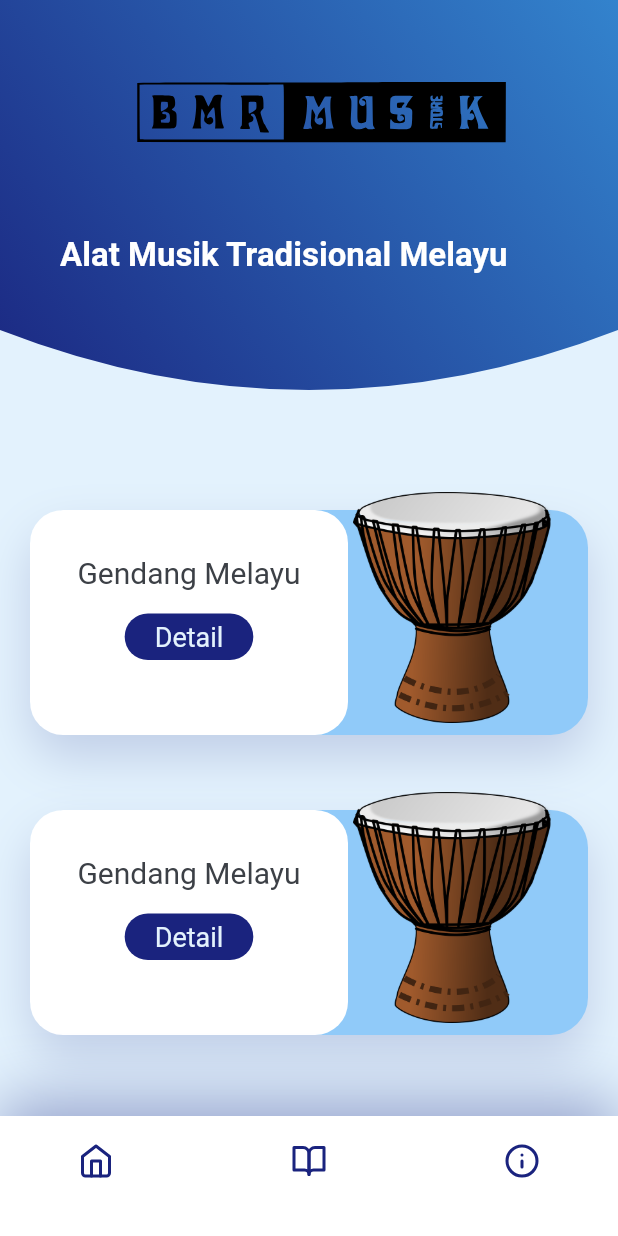
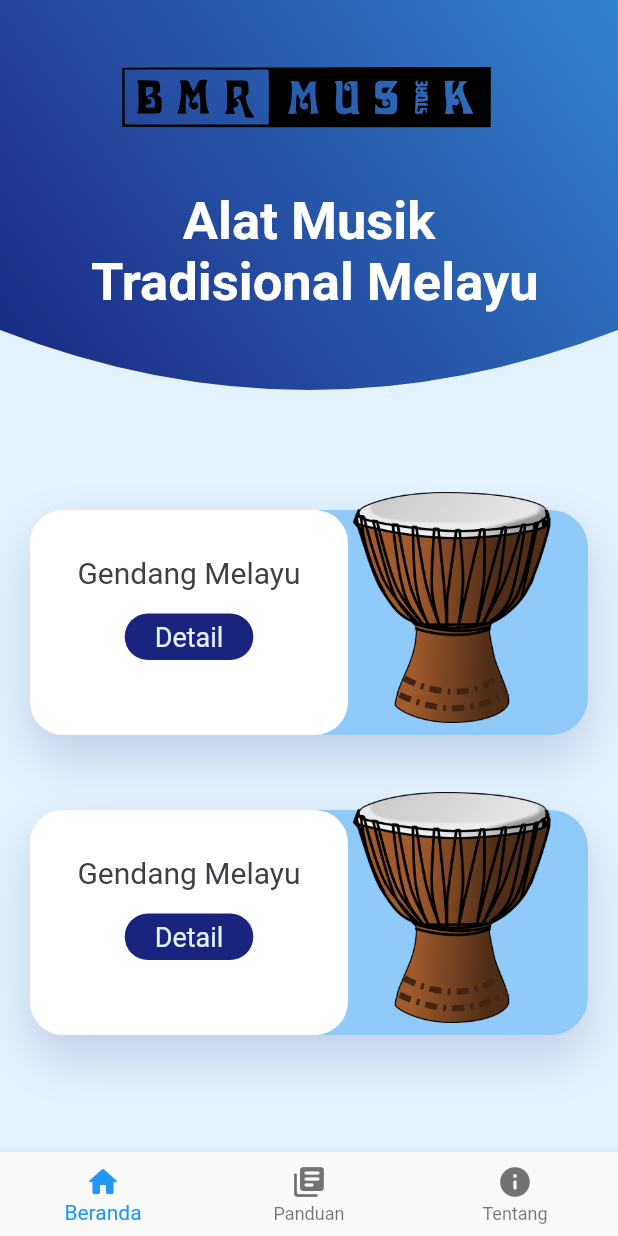
Before and after one commit to ellen1tic/markerless-flutter, a Flutter app: the screen it shows after launch, on a phone screen of 412 x 824 dp. Run offline on Flutter 3.47's test engine with Material 2 defaults, Android fonts, the light colour scheme and no system bars; our stand-ins replace flutter_svg; Roboto replaces fonts that are missing (Poppins).

Commit message:
fix bug and add bottom bar

```diff
--- a/lib/body.dart
+++ b/lib/body.dart
@@ -1,5 +1,3 @@
-import 'package:app2/bottomnav.dart';
-import 'package:app2/main.dart';
 import 'package:flutter/material.dart';
 import 'package:app2/constants.dart';
 import 'package:app2/jenisalatmusik.dart';
@@ -14,7 +12,7 @@ class Body extends StatelessWidget {
       child: Column(
         children: <Widget>[
           //buat background body
-          Homescreen(),
+          HomeScreen(),
           SizedBox(height: kDefaultPadding / 6),
           Expanded(
             child: Stack(
--- a/lib/bottomnav.dart
+++ b/lib/bottomnav.dart
@@ -1,78 +1,90 @@
-import 'package:app2/constants.dart';
+import 'package:app2/homescreen.dart';
 import 'package:flutter/material.dart';
-import 'package:flutter_svg/svg.dart';
+// import 'package:flutter_svg/svg.dart';
 
 class BottomNav extends StatefulWidget {
-  // const BottomNav({
-  //   Key key,
-  // }) : super(key: key);
+  int currentIndex = 0;
+  final changeIndexParent;
+
+  BottomNav({Key key, this.currentIndex, this.changeIndexParent});
 
   @override
   _BottomNavigationState createState() => _BottomNavigationState();
 }
 
 class _BottomNavigationState extends State<BottomNav> {
+  final tabs = <Widget>[
+    HomeScreen(),
+    Text("Hai"),
+  ];
   @override
   Widget build(BuildContext context) {
     // padding: const EdgeInsets.all(12.0),
-//     return BottomNavigationBar(
-//       items: [
-//         BottomNavigationBarItem(
-//           icon: Icon(Icons.home_rounded),
-//           label: 'Beranda',
-//           backgroundColor: Color(0xFF3383CD),
-//         ),
-//         BottomNavigationBarItem(
-//           icon: Icon(Icons.library_books_rounded),
-//           label: 'Panduan',
-//           backgroundColor: Colors.purpleAccent,
-//         ),
-//         BottomNavigationBarItem(
-//           icon: Icon(Icons.info_rounded),
-//           label: 'Tentang',
-//           backgroundColor: Color(0xFF3383CD),
-//         ),
-//       ],
-//     );
+    return BottomNavigationBar(
+      currentIndex: widget.currentIndex,
+      type: BottomNavigationBarType.fixed,
+      iconSize: 24,
+      items: [
+        BottomNavigationBarItem(
+          icon: Icon(Icons.home_rounded),
+          label: 'Beranda',
+          backgroundColor: Colors.blue,
+        ),
+        BottomNavigationBarItem(
+          icon: Icon(Icons.library_books_rounded),
+          label: 'Panduan',
+          backgroundColor: Colors.red,
+        ),
+        BottomNavigationBarItem(
+          icon: Icon(Icons.info_rounded),
+          label: 'Tentang',
+          backgroundColor: Colors.amber,
+        ),
+      ],
+      onTap: (index) {
+        widget.changeIndexParent(index);
+        setState(() {});
+      },
+    );
 //   }
 // }
 
 // }import 'package:flutter/material.dart';
 
-    return Container(
-      padding: EdgeInsets.only(
-        left: kDefaultPadding * 2,
-        right: kDefaultPadding * 2,
-        bottom: kDefaultPadding,
-      ),
-      height: 80,
-      decoration: BoxDecoration(
-        color: Colors.white,
-        boxShadow: [
-          BoxShadow(
-            offset: Offset(0, -10),
-            blurRadius: 35,
-            color: kPrimaryColor.withOpacity(0.38),
-          ),
-        ],
-      ),
-      child: Row(
-        mainAxisAlignment: MainAxisAlignment.spaceBetween,
-        children: <Widget>[
-          IconButton(
-            icon: SvgPicture.asset("assets/icons/beranda.svg"),
-            onPressed: () {},
-          ),
-          IconButton(
-            icon: SvgPicture.asset("assets/icons/panduan.svg"),
-            onPressed: () {},
-          ),
-          IconButton(
-            icon: SvgPicture.asset("assets/icons/tentang.svg"),
-            onPressed: () {},
-          ),
-        ],
-      ),
-    );
+    // return Container(
+    //   padding: EdgeInsets.only(
+    //     left: kDefaultPadding * 2,
+    //     right: kDefaultPadding * 2,
+    //     bottom: kDefaultPadding,
+    //   ),
+    //   height: 80,
+    //   decoration: BoxDecoration(
+    //     color: Colors.white,
+    //     boxShadow: [
+    //       BoxShadow(
+    //         offset: Offset(0, -10),
+    //         blurRadius: 35,
+    //         color: kPrimaryColor.withOpacity(0.38),
+    //       ),
+    //     ],
+    //   ),
+    //   child: Row(
+    //     mainAxisAlignment: MainAxisAlignment.spaceBetween,
+    //     children: <Widget>[
+    //       IconButton(
+    //         icon: SvgPicture.asset("assets/icons/beranda.svg"),
+    //         onPressed: () {},
+    //       ),
+    //       IconButton(
+    //         icon: SvgPicture.asset("assets/icons/panduan.svg"),
+    //         onPressed: () {},
+    //       ),
+    //       IconButton(
+    //         icon: SvgPicture.asset("assets/icons/tentang.svg"),
+    //         onPressed: () {},
+    //       ),
+    //     ],
+    //   ),
+    // );
   }
 }
--- a/lib/constants.dart
+++ b/lib/constants.dart
@@ -10,7 +10,7 @@ const kBodyTextColor = Color(0xFF4B4B4B);
 
 // Text Style
 const kHeadingTextStyle = TextStyle(
-  fontSize: 22,
+  fontSize: 35,
   fontWeight: FontWeight.w600,
 );
 
--- a/lib/header.dart
+++ b/lib/header.dart
@@ -8,7 +8,11 @@ class Header extends StatelessWidget {
     return ClipPath(
       clipper: MyClipper(),
       child: Container(
-        padding: EdgeInsets.only(left: 40, top: 50, right: 20),
+        padding: EdgeInsets.only(
+          top: 40,
+          left: 20,
+          right: 20,
+        ),
         height: 300,
         width: double.infinity,
         decoration: BoxDecoration(
@@ -24,21 +28,23 @@ class Header extends StatelessWidget {
         ),
         child: Column(
           // crossAxisAlignment: CrossAxisAlignment.start,
-          mainAxisAlignment: MainAxisAlignment.start,
+          mainAxisAlignment: MainAxisAlignment.center,
           children: <Widget>[
             Align(
               // alignment: Alignment.topRight,
               // child: SvgPicture.asset("assets/icons/logobmr.svg"),
               child: SvgPicture.asset("assets/icons/logobmr3.svg"),
             ),
-            SizedBox(height: 20),
+            // SizedBox(height: 20),
             Expanded(
               child: Stack(
                 children: <Widget>[
-                  Positioned(
-                    top: 40,
+                  Container(
+                    margin: EdgeInsets.only(top: 40),
                     child: Text(
-                      "Alat Musik Tradisional Melayu",
+                      "Alat Musik \n Tradisional Melayu",
+                      softWrap: true,
+                      textAlign: TextAlign.center,
                       style: kHeadingTextStyle.copyWith(
                         color: Colors.white,
                       ),
--- a/lib/homescreen.dart
+++ b/lib/homescreen.dart
@@ -1,22 +1,38 @@
 import 'package:app2/bottomnav.dart';
-import 'package:app2/constants.dart';
-import 'package:app2/header.dart';
+import 'package:app2/pages/HomePage.dart';
 import 'package:flutter/material.dart';
-import 'package:flutter_svg/svg.dart';
-import 'package:app2/jenisalatmusik.dart';
 
-class Homescreen extends StatelessWidget {
+class HomeScreen extends StatefulWidget {
+  @override
+  _HomeScreenState createState() => _HomeScreenState();
+}
+
+class _HomeScreenState extends State<HomeScreen> {
+  int currentIndex = 0;
+
+  void changeIndex(newIndex) {
+    setState(() {
+      currentIndex = newIndex;
+    });
+  }
+
+  final tabs = <Widget>[
+    HomePage(),
+    Center(
+      child: Text("Panduan"),
+    ),
+    Center(
+      child: Text("Tentang"),
+    ),
+  ];
+
   @override
   Widget build(BuildContext context) {
     return Scaffold(
-      body: Column(
-        children: <Widget>[
-          Header(),
-          AlatMusik(),
-          AlatMusik(),
-        ],
-      ),
-      bottomNavigationBar: BottomNav(),
-    );
+        body: tabs[currentIndex],
+        bottomNavigationBar: BottomNav(
+          currentIndex: currentIndex,
+          changeIndexParent: changeIndex,
+        ));
   }
 }
--- a/lib/main.dart
+++ b/lib/main.dart
@@ -1,6 +1,5 @@
 import 'package:app2/constants.dart';
 import 'package:flutter/material.dart';
-import 'package:flutter_svg/svg.dart';
 import 'package:app2/homescreen.dart';
 
 void main() {
@@ -9,6 +8,7 @@ void main() {
 
 class MyApp extends StatelessWidget {
   // This widget is the root of your application.
+
   @override
   Widget build(BuildContext context) {
     return MaterialApp(
@@ -21,7 +21,7 @@ class MyApp extends StatelessWidget {
           bodyText1: TextStyle(color: kBackgroundColor),
         ),
       ),
-      home: Homescreen(),
+      home: HomeScreen(),
     );
   }
 }
--- /dev/null
+++ b/lib/pages/HomePage.dart
@@ -0,0 +1,22 @@
+import 'package:flutter/material.dart';
+
+import '../header.dart';
+import '../jenisalatmusik.dart';
+
+class HomePage extends StatefulWidget {
+  @override
+  _HomePageState createState() => _HomePageState();
+}
+
+class _HomePageState extends State<HomePage> {
+  @override
+  Widget build(BuildContext context) {
+    return Column(
+      children: <Widget>[
+        Header(),
+        AlatMusik(),
+        AlatMusik(),
+      ],
+    );
+  }
+}
--- a/pubspec.yaml
+++ b/pubspec.yaml
@@ -23,13 +23,13 @@ environment:
 dependencies:
   flutter:
     sdk: flutter
-  flutter_unity_widget: ^4.1.0
+  # flutter_unity_widget: ^4.1.0
 
 
   # The following adds the Cupertino Icons font to your application.
   # Use with the CupertinoIcons class for iOS style icons.
   cupertino_icons: ^1.0.0
-  flutter_svg: ^0.18.0
+  flutter_svg: ^0.20.0-nullsafety.3
   google_fonts: ^1.1.0
 
 
```
Also changed, not shown: pubspec.lock.
